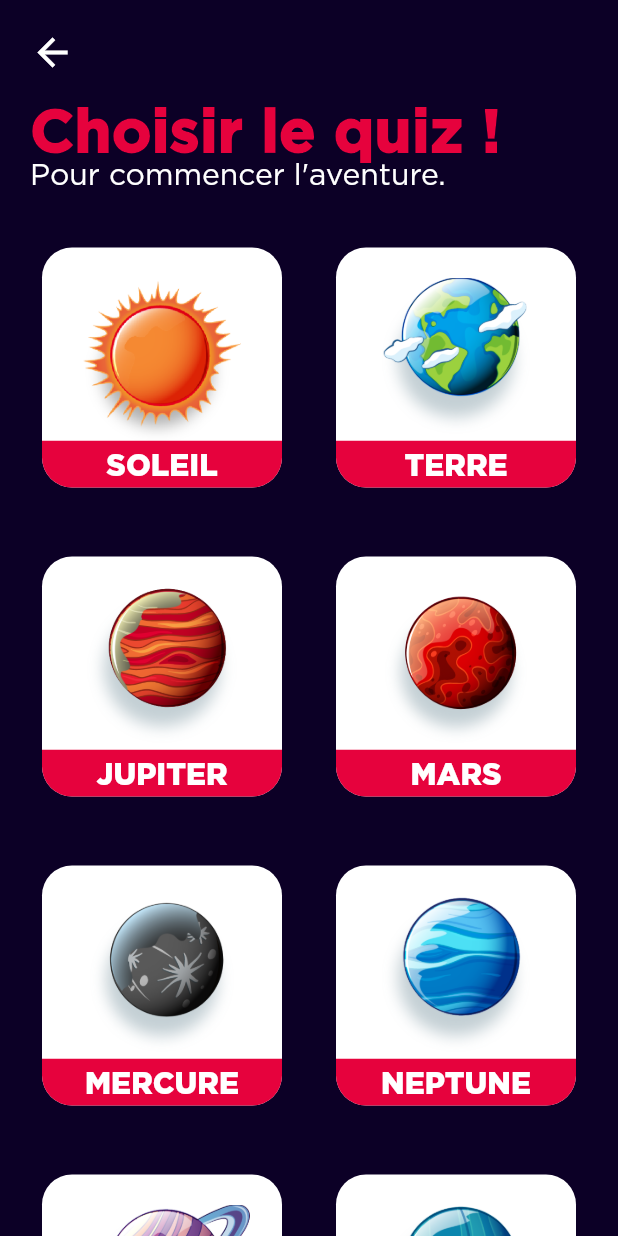
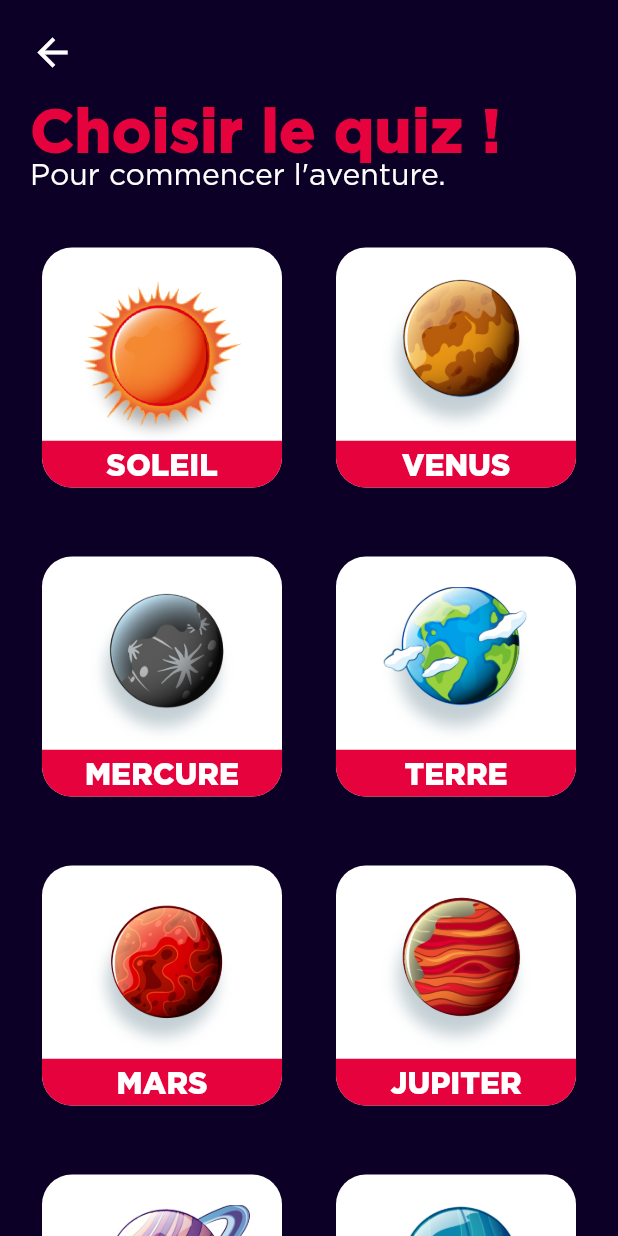
Before and after one commit to chechna9/Space-Pioneers-1, a Flutter app: the PlanetChoice screen opened by its route, on a phone screen of 412 x 824 dp. Run offline on Flutter 3.47's test engine with Material 2 defaults, Android fonts, the phone set to English and light mode, and no system bars; drawn by our look-alikes of auto_size_text; our stand-ins replace animated_text_kit, assets_audio_player, flash, flutter_swiper, shared_preferences, supabase; missing offline and left inert: animated_widgets, audioplayer, email_auth, injector, polygon_clipper; accounts and stored records are empty; project files that could hold a hidden picture were left out.

Commit message:
fixing planet order

```diff
--- a/lib/Screens/planetChoice.dart
+++ b/lib/Screens/planetChoice.dart
@@ -64,73 +64,53 @@ class _PlanetChoiceState extends State<PlanetChoice> {
                 mainAxisSpacing: 30,
                 children: [
                   PlanetCard(
-                    credit: credit,
                     image: 'soleil',
                     title: 'soleil',
-                    price: 20,
                     choiceInd: 0,
                   ),
                   PlanetCard(
-                    credit: credit,
+                    image: 'venus',
+                    title: 'venus',
+                    choiceInd: 2,
+                  ),
+                  PlanetCard(
+                    image: 'mercury',
+                    title: 'mercure',
+                    choiceInd: 1,
+                  ),
+                  PlanetCard(
                     image: 'earth',
                     title: 'terre',
-                    price: 20,
                     choiceInd: 3,
                   ),
                   PlanetCard(
-                    credit: credit,
+                    image: 'mars',
+                    title: 'mars',
+                    choiceInd: 4,
+                  ),
+                  PlanetCard(
                     image: 'jupiter',
                     title: 'jupiter',
-                    price: 20,
                     choiceInd: 5,
                   ),
                   PlanetCard(
-                    credit: credit,
-                    image: 'mars',
-                    title: 'mars',
-                    price: 20,
-                    choiceInd: 4,
+                    image: 'saturn',
+                    title: 'saturne',
+                    choiceInd: 6,
                   ),
                   PlanetCard(
-                    credit: credit,
-                    image: 'mercury',
-                    title: 'mercure',
-                    price: 20,
-                    choiceInd: 1,
+                    image: 'uranus',
+                    title: 'uranus',
+                    choiceInd: 7,
                   ),
                   PlanetCard(
-                    credit: credit,
                     image: 'neptune',
                     title: 'neptune',
-                    price: 20,
                     choiceInd: 8,
                   ),
                   PlanetCard(
-                    credit: credit,
-                    image: 'saturn',
-                    title: 'saturne',
-                    price: 20,
-                    choiceInd: 6,
-                  ),
-                  PlanetCard(
-                    credit: credit,
-                    image: 'uranus',
-                    title: 'uranus',
-                    price: 20,
-                    choiceInd: 7,
-                  ),
-                  PlanetCard(
-                    credit: credit,
-                    image: 'venus',
-                    title: 'venus',
-                    price: 20,
-                    choiceInd: 2,
-                  ),
-                  PlanetCard(
-                    credit: credit,
                     title: 'Random',
                     image: 'astroInBox',
-                    price: 20,
                     choiceInd: 9,
                   ),
                 ],
@@ -146,15 +126,12 @@ class _PlanetChoiceState extends State<PlanetChoice> {
 class PlanetCard extends StatelessWidget {
   PlanetCard({
     Key key,
-    this.price: 0,
-    this.credit: 0,
     @required this.image,
     this.title,
     this.choiceInd,
   }) : super(key: key);
   final String image;
-  final int price; //we should chnage it
-  final int credit;
+
   final String title;
   final int choiceInd;
 
@@ -186,7 +163,7 @@ class PlanetCard extends StatelessWidget {
           crossAxisAlignment: CrossAxisAlignment.stretch,
           children: [
             SizedBox(
-              height: credit >= price ? 20 : 0,
+              height: 20,
             ),
             Expanded(
               flex: 7,
@@ -196,17 +173,6 @@ class PlanetCard extends StatelessWidget {
                   Image.asset(
                     'assets/images/planets/$image.png',
                     fit: BoxFit.fitHeight,
-                  ),
-                  Container(
-                    decoration: BoxDecoration(
-                      image: DecorationImage(
-                        image: AssetImage('assets/images/avatars/cadna.png'),
-                        fit: BoxFit.fitWidth,
-                        colorFilter: ColorFilter.mode(
-                            Colors.black.withOpacity(credit >= price ? 0 : 0.5),
-                            BlendMode.dstATop),
-                      ),
-                    ),
                   ),
                 ],
               ),
```
